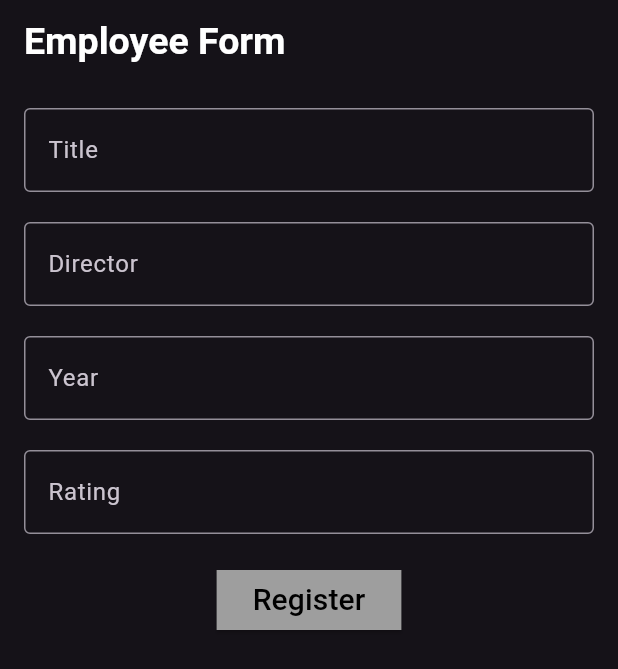
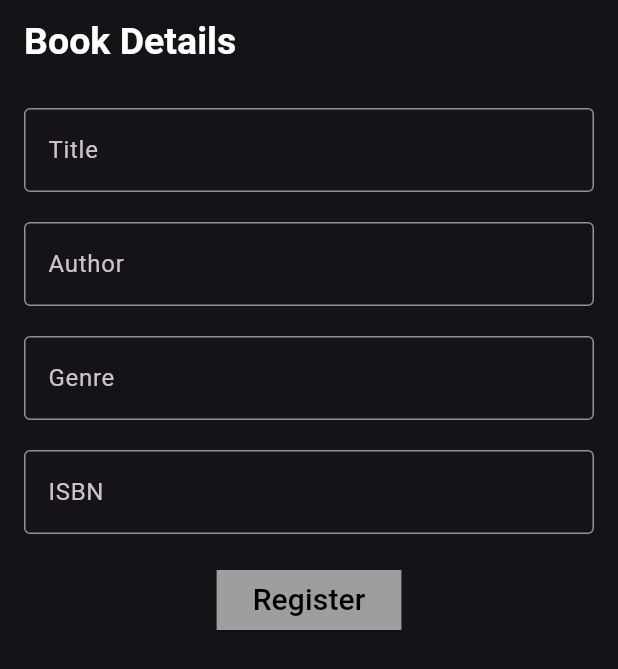
Before and after one commit to DiyaShajith/firebase-practice, a Flutter app: the screen it shows after launch, on a phone screen of 412 x 824 dp. Shown: the top 669 px of the screen. Run offline on Flutter 3.47's test engine with Material 3 defaults, Android fonts, the phone set to English and light mode, and no system bars; our stand-ins replace cloud_firestore, firebase_core; accounts and stored records are empty.

```diff
--- /dev/null
+++ b/lib/book/bookadd.dart
@@ -0,0 +1,22 @@
+import 'package:cloud_firestore/cloud_firestore.dart';
+
+class Bookadd {
+  Future<String?> addBook({
+    required String title,
+    required String author,
+    required String genre,
+    required String isbn,
+  }) async {
+    try {
+      await FirebaseFirestore.instance.collection("book").add({
+        "title_name": title,
+        "author_name": author,
+        "genre": genre,
+        "isbn": isbn,
+      });
+      return "success";
+    } catch (e) {
+      return "Error adding";
+    }
+  }
+}
--- a/lib/movie/movieview.dart
+++ b/lib/book/bookview.dart
@@ -1,28 +1,29 @@
 import 'package:flutter/foundation.dart';
 import 'package:flutter/material.dart';
+import 'package:todo_with_firebase/book/bookadd.dart';
 import 'package:todo_with_firebase/employeeform/empadd.dart';
 import 'package:todo_with_firebase/movie/movieadd.dart';
 
-class MovieView extends StatefulWidget {
-  const MovieView({super.key});
+class BookView extends StatefulWidget {
+  const BookView({super.key});
 
   @override
-  State<MovieView> createState() => _MovieViewState();
+  State<BookView> createState() => _BookViewState();
 }
 
-class _MovieViewState extends State<MovieView> {
+class _BookViewState extends State<BookView> {
   final TextEditingController _titleController = TextEditingController();
-  final TextEditingController _directorController = TextEditingController();
-  final TextEditingController _yearController = TextEditingController();
-  final TextEditingController _ratingController = TextEditingController();
+  final TextEditingController _authorController = TextEditingController();
+  final TextEditingController _genreController = TextEditingController();
+  final TextEditingController _isbnController = TextEditingController();
   final _formKey = GlobalKey<FormState>();
 
   @override
   void dispose() {
     _titleController.dispose();
-    _directorController.dispose();
-    _yearController.dispose();
-    _ratingController.dispose();
+    _authorController.dispose();
+    _genreController.dispose();
+    _isbnController.dispose();
 
     super.dispose();
   }
@@ -32,7 +33,7 @@ class _MovieViewState extends State<MovieView> {
     return Scaffold(
       appBar: AppBar(
         title: const Text(
-          "Employee Form",
+          "Book Details",
           style: TextStyle(
               color: Colors.white, fontSize: 25, fontWeight: FontWeight.bold),
         ),
@@ -58,12 +59,12 @@ class _MovieViewState extends State<MovieView> {
                 height: 20,
               ),
               TextFormField(
-                controller: _directorController,
+                controller: _authorController,
                 decoration: const InputDecoration(
-                    label: Text("Director"), border: OutlineInputBorder()),
+                    label: Text("Author"), border: OutlineInputBorder()),
                 validator: (value) {
                   if (value == null || value.isEmpty) {
-                    return 'Please enter director';
+                    return 'Please enter author';
                   }
                   return null;
                 },
@@ -72,12 +73,12 @@ class _MovieViewState extends State<MovieView> {
                 height: 20,
               ),
               TextFormField(
-                controller: _yearController,
+                controller: _genreController,
                 decoration: const InputDecoration(
-                    label: Text("Year"), border: OutlineInputBorder()),
+                    label: Text("Genre"), border: OutlineInputBorder()),
                 validator: (value) {
                   if (value == null || value.isEmpty) {
-                    return 'Please enter year';
+                    return 'Please enter genre';
                   }
                   return null;
                 },
@@ -86,12 +87,12 @@ class _MovieViewState extends State<MovieView> {
                 height: 20,
               ),
               TextFormField(
-                controller: _ratingController,
+                controller: _isbnController,
                 decoration: const InputDecoration(
-                    label: Text("Rating"), border: OutlineInputBorder()),
+                    label: Text("ISBN"), border: OutlineInputBorder()),
                 validator: (value) {
                   if (value == null || value.isEmpty) {
-                    return 'Please enter the rating';
+                    return 'Please enter the isbn';
                   }
                   return null;
                 },
@@ -105,11 +106,11 @@ class _MovieViewState extends State<MovieView> {
                     shape: const RoundedRectangleBorder()),
                 onPressed: () {
                   if (_formKey.currentState!.validate()) {
-                    Movieadd().addMovie(
+                    Bookadd().addBook(
                       title: _titleController.text,
-                      director: _directorController.text,
-                      year: _yearController.text,
-                      rating: _ratingController.text,
+                      author: _authorController.text,
+                      genre: _genreController.text,
+                      isbn: _isbnController.text,
                     );
 
                     ScaffoldMessenger.of(context).showSnackBar(
--- a/lib/main.dart
+++ b/lib/main.dart
@@ -1,4 +1,5 @@
 import 'package:flutter/material.dart';
+import 'package:todo_with_firebase/book/bookview.dart';
 import 'package:todo_with_firebase/employeeform/emp.dart';
 import 'package:todo_with_firebase/movie/movieview.dart';
 import 'package:todo_with_firebase/recipe/recipeview.dart';
@@ -29,7 +30,7 @@ class MyApp extends StatelessWidget {
             seedColor: Colors.deepPurple, brightness: Brightness.dark),
         useMaterial3: true,
       ),
-      home: const MovieView(),
+      home: const BookView(),
     );
   }
 }
```
